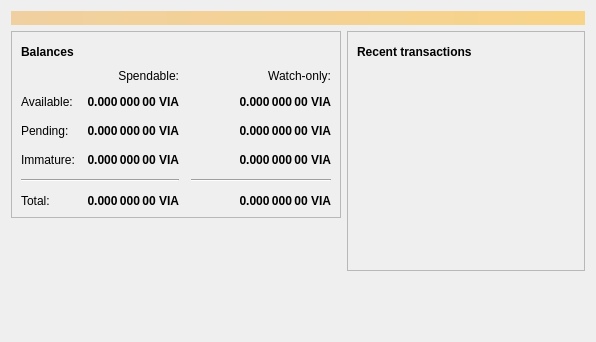
Before: the Qt Designer form src/qt/forms/overviewpage.ui in sexcoin-project/sexcoin, drawn with Qt 5.
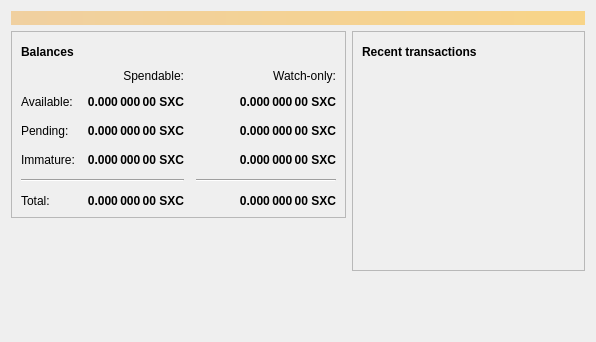
After: the same form once the commit is applied. Icons and pictures are not drawn.

The edit to the form file:
```diff
--- a/src/qt/forms/overviewpage.ui
+++ b/src/qt/forms/overviewpage.ui
@@ -129,7 +129,7 @@
                <string>Unconfirmed transactions to watch-only addresses</string>
               </property>
               <property name="text">
-               <string notr="true">0.000 000 00 VIA</string>
+               <string notr="true">0.000 000 00 SXC</string>
               </property>
               <property name="alignment">
                <set>Qt::AlignRight|Qt::AlignTrailing|Qt::AlignVCenter</set>
@@ -154,7 +154,7 @@
                <string>Total of transactions that have yet to be confirmed, and do not yet count toward the spendable balance</string>
               </property>
               <property name="text">
-               <string notr="true">0.000 000 00 VIA</string>
+               <string notr="true">0.000 000 00 SXC</string>
               </property>
               <property name="alignment">
                <set>Qt::AlignRight|Qt::AlignTrailing|Qt::AlignVCenter</set>
@@ -179,7 +179,7 @@
                <string>Mined balance in watch-only addresses that has not yet matured</string>
               </property>
               <property name="text">
-               <string notr="true">0.000 000 00 VIA</string>
+               <string notr="true">0.000 000 00 SXC</string>
               </property>
               <property name="alignment">
                <set>Qt::AlignRight|Qt::AlignTrailing|Qt::AlignVCenter</set>
@@ -237,7 +237,7 @@
                <string>Mined balance that has not yet matured</string>
               </property>
               <property name="text">
-               <string notr="true">0.000 000 00 VIA</string>
+               <string notr="true">0.000 000 00 SXC</string>
               </property>
               <property name="alignment">
                <set>Qt::AlignRight|Qt::AlignTrailing|Qt::AlignVCenter</set>
@@ -282,7 +282,7 @@
                <string>Your current total balance</string>
               </property>
               <property name="text">
-               <string notr="true">0.000 000 00 VIA</string>
+               <string notr="true">0.000 000 00 SXC</string>
               </property>
               <property name="alignment">
                <set>Qt::AlignRight|Qt::AlignTrailing|Qt::AlignVCenter</set>
@@ -307,7 +307,7 @@
                <string>Current total balance in watch-only addresses</string>
               </property>
               <property name="text">
-               <string notr="true">0.000 000 00 VIA</string>
+               <string notr="true">0.000 000 00 SXC</string>
               </property>
               <property name="alignment">
                <set>Qt::AlignRight|Qt::AlignTrailing|Qt::AlignVCenter</set>
@@ -349,7 +349,7 @@
                <string>Your current spendable balance</string>
               </property>
               <property name="text">
-               <string notr="true">0.000 000 00 VIA</string>
+               <string notr="true">0.000 000 00 SXC</string>
               </property>
               <property name="alignment">
                <set>Qt::AlignRight|Qt::AlignTrailing|Qt::AlignVCenter</set>
@@ -374,7 +374,7 @@
                <string>Your current balance in watch-only addresses</string>
               </property>
               <property name="text">
-               <string notr="true">0.000 000 00 VIA</string>
+               <string notr="true">0.000 000 00 SXC</string>
               </property>
               <property name="alignment">
                <set>Qt::AlignRight|Qt::AlignTrailing|Qt::AlignVCenter</set>
```
